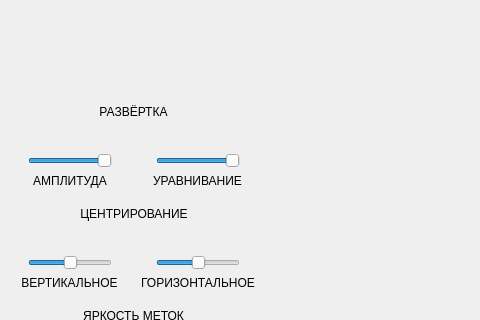
The window that rspview.ui (Carduelis/vk) describes before a commit, drawn with Qt 5; both pictures show x 0 to 480 and y 339 to 659 of the 1254 by 944 pixel window.
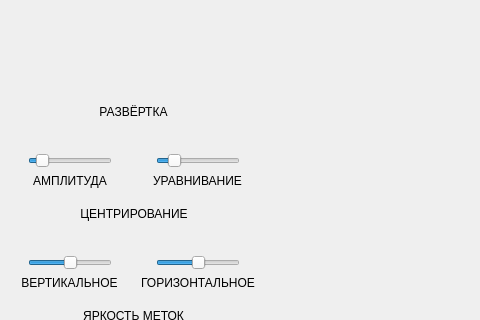
The same window after the commit. Icons and pictures are not drawn. Custom widgets are drawn as their Qt base class.

Commit message: Изменение функционала регуляторов развёртки индикатора кругового обзора

What changed in the file:
```diff
--- a/rspview.ui
+++ b/rspview.ui
@@ -972,7 +972,7 @@
                <number>1</number>
               </property>
               <property name="maximum">
-               <number>100</number>
+               <number>1000</number>
               </property>
               <property name="value">
                <number>100</number>
@@ -1048,7 +1048,7 @@
                <number>1</number>
               </property>
               <property name="maximum">
-               <number>100</number>
+               <number>600</number>
               </property>
               <property name="value">
                <number>100</number>
```
The commit also changes 1 other file.
